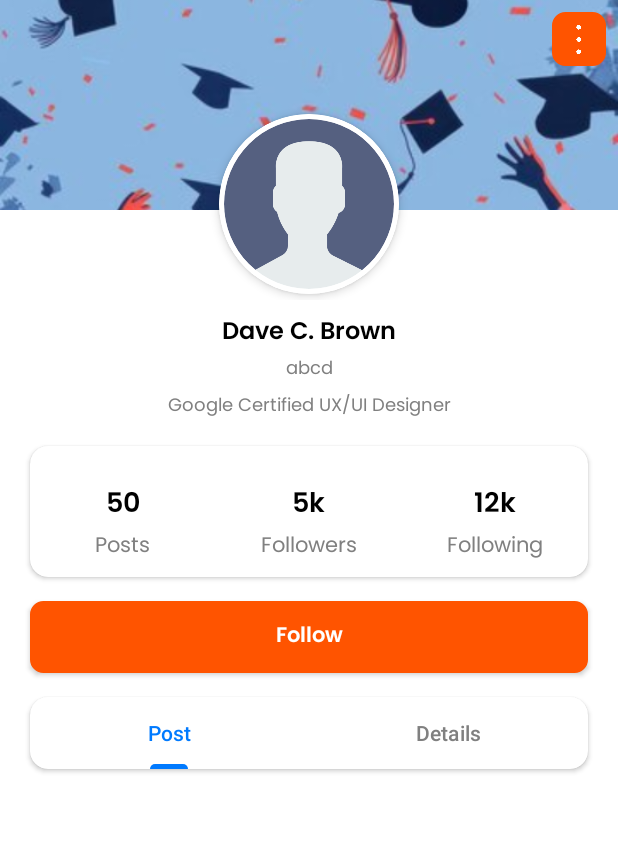
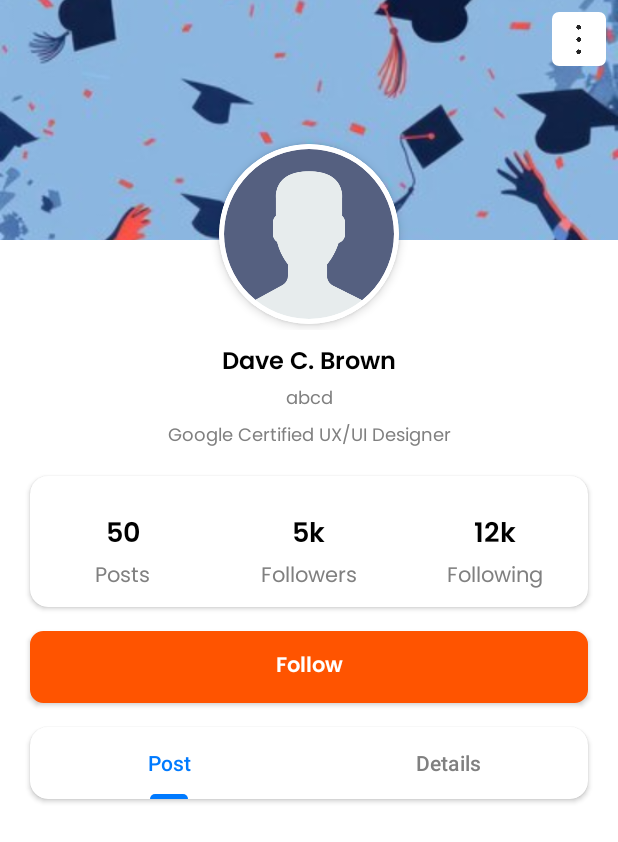
Before and after one commit to RamaScript/Allen-Connect, an Android app: the layout fragment_profile.xml on its own in the app's theme, with its tools: preview values and no code run, on a phone screen of 412 x 824 dp. Shown: the top 842 px of the screen. Run offline under Robolectric (Android 15) with nearby library versions, the light colour scheme and no system bars.

Commit message:
simple changes

```diff
--- /dev/null
+++ b/app/src/main/res/drawable/border_white.xml
@@ -0,0 +1,9 @@
+<?xml version="1.0" encoding="utf-8"?>
+<shape xmlns:android="http://schemas.android.com/apk/res/android">
+    <solid android:color="@color/white"/> <!-- Button background color -->
+    <corners android:radius="4dp"/> <!-- Adjust the radius as needed -->
+
+    <stroke
+        android:width="1dp"
+        android:color="@color/white"/> <!-- Border color and width -->
+</shape>
--- a/app/src/main/res/layout/fragment_profile.xml
+++ b/app/src/main/res/layout/fragment_profile.xml
@@ -17,16 +17,18 @@
             android:layout_height="wrap_content"
             android:orientation="vertical">
 
+
+
             <!-- Cover Photo with Profile Image -->
             <FrameLayout
                 android:layout_width="match_parent"
-                android:layout_height="200dp">
+                android:layout_height="220dp">
 
                 <!-- Cover Image -->
                 <ImageView
                     android:id="@+id/coverImage"
                     android:layout_width="match_parent"
-                    android:layout_height="140dp"
+                    android:layout_height="160dp"
                     android:scaleType="centerCrop"
                     android:src="@drawable/bg_register_login"/>
 
@@ -57,9 +59,9 @@
                     android:layout_gravity="end|top"
                     android:layout_margin="8dp"
                     android:padding="8dp"
-                    android:background="@drawable/btnbg"
+                    android:background="@drawable/border_white"
                     android:src="@drawable/ic_more"
-                    app:tint="@color/white"/>
+                    app:tint="@color/dark_gray"/>
             </FrameLayout>
 
             <!-- Profile Info -->
```
